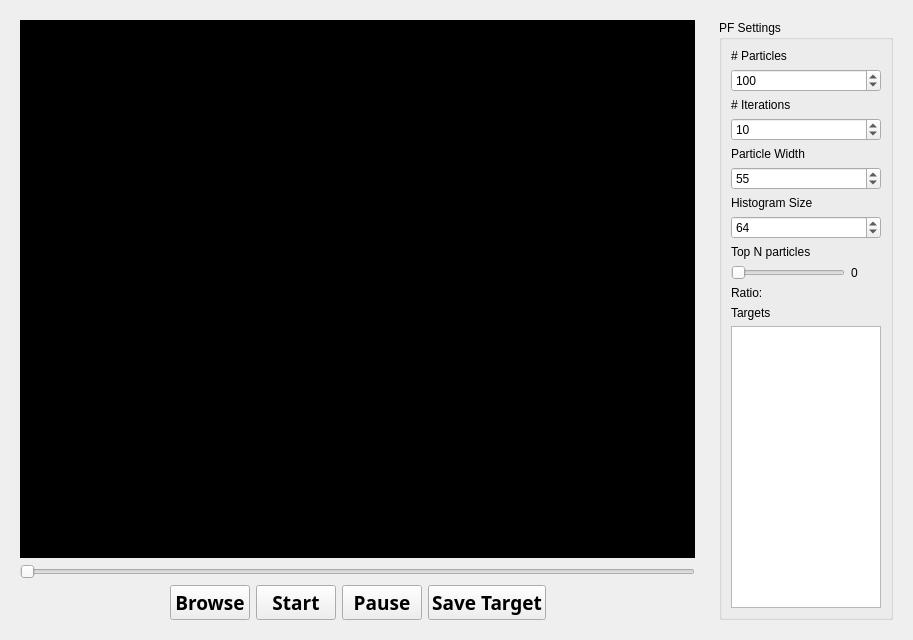
Qt form forms/pfwidget.ui (Boazrciasn/RDFramework) before a commit.
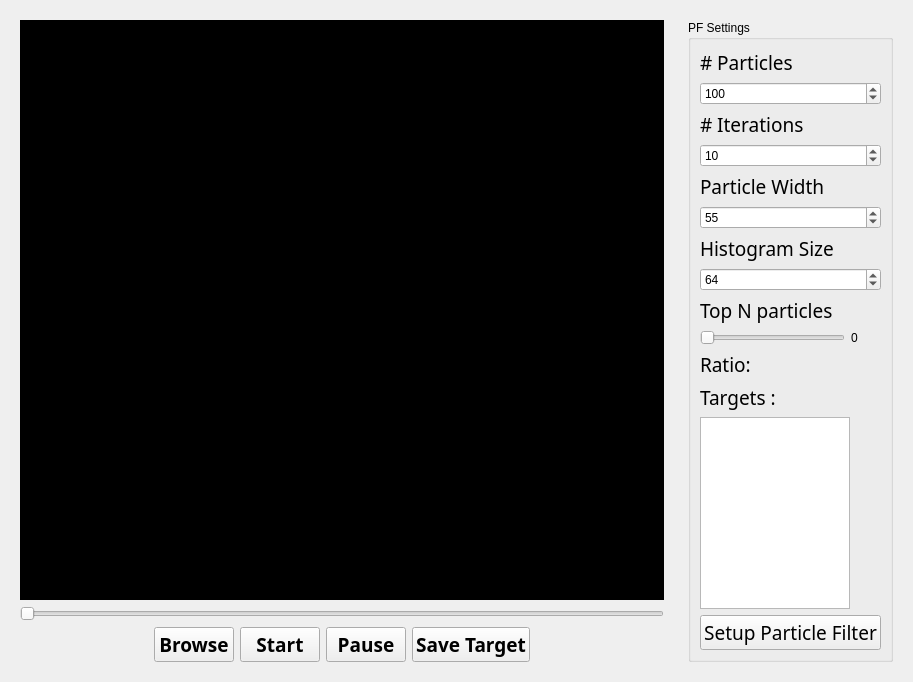
The same form after that commit.

```diff
--- a/forms/pfwidget.ui
+++ b/forms/pfwidget.ui
@@ -141,6 +141,12 @@
         <layout class="QVBoxLayout" name="verticalLayout">
          <item>
           <widget class="QLabel" name="particleCountLabel">
+           <property name="font">
+            <font>
+             <family>Futura</family>
+             <pointsize>14</pointsize>
+            </font>
+           </property>
            <property name="text">
             <string># Particles</string>
            </property>
@@ -158,6 +164,12 @@
          </item>
          <item>
           <widget class="QLabel" name="iterCountLabel">
+           <property name="font">
+            <font>
+             <family>Futura</family>
+             <pointsize>14</pointsize>
+            </font>
+           </property>
            <property name="text">
             <string># Iterations</string>
            </property>
@@ -175,6 +187,12 @@
          </item>
          <item>
           <widget class="QLabel" name="particleWidthLbel">
+           <property name="font">
+            <font>
+             <family>Futura</family>
+             <pointsize>14</pointsize>
+            </font>
+           </property>
            <property name="text">
             <string>Particle Width</string>
            </property>
@@ -192,6 +210,12 @@
          </item>
          <item>
           <widget class="QLabel" name="HistogramSizelabel">
+           <property name="font">
+            <font>
+             <family>Futura</family>
+             <pointsize>14</pointsize>
+            </font>
+           </property>
            <property name="text">
             <string>Histogram Size</string>
            </property>
@@ -215,6 +239,12 @@
          </item>
          <item>
           <widget class="QLabel" name="label">
+           <property name="font">
+            <font>
+             <family>Futura</family>
+             <pointsize>14</pointsize>
+            </font>
+           </property>
            <property name="text">
             <string>Top N particles</string>
            </property>
@@ -248,6 +278,12 @@
           <layout class="QHBoxLayout" name="horizontalLayout_4">
            <item>
             <widget class="QLabel" name="label_2">
+             <property name="font">
+              <font>
+               <family>Futura</family>
+               <pointsize>14</pointsize>
+              </font>
+             </property>
              <property name="text">
               <string>Ratio: </string>
              </property>
@@ -264,8 +300,14 @@
          </item>
          <item>
           <widget class="QLabel" name="label_3">
+           <property name="font">
+            <font>
+             <family>Futura</family>
+             <pointsize>14</pointsize>
+            </font>
+           </property>
            <property name="text">
-            <string>Targets </string>
+            <string>Targets :</string>
            </property>
           </widget>
          </item>
@@ -283,6 +325,24 @@
              <height>10000</height>
             </size>
            </property>
+           <property name="font">
+            <font>
+             <family>Helvetica Neue</family>
+            </font>
+           </property>
+          </widget>
+         </item>
+         <item>
+          <widget class="QPushButton" name="setupPF_pushButton">
+           <property name="font">
+            <font>
+             <family>Futura</family>
+             <pointsize>14</pointsize>
+            </font>
+           </property>
+           <property name="text">
+            <string>Setup Particle Filter</string>
+           </property>
           </widget>
          </item>
         </layout>
```
Left out of the diff: 23 changed lines with no effect on the pictures.
